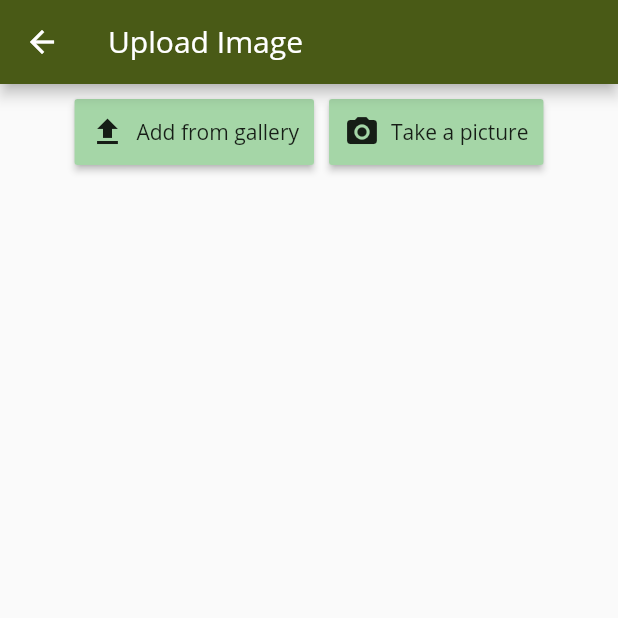
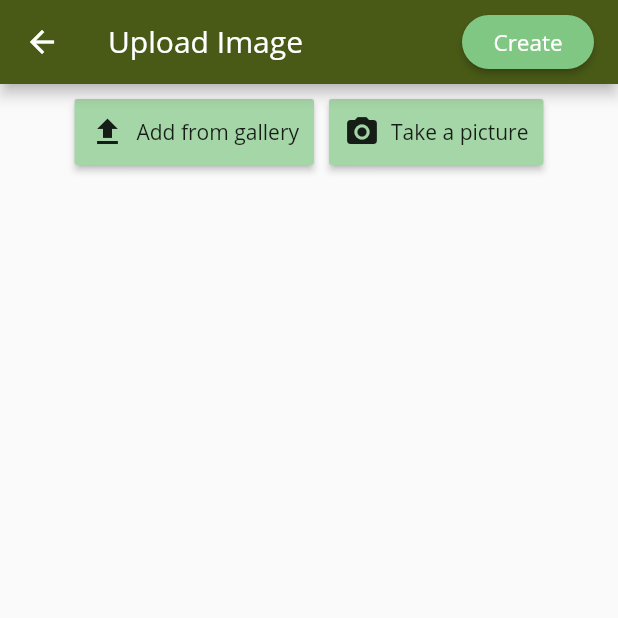
Before and after one commit to eshan-b/ecoville, a Flutter app: the UploadImage screen opened directly, on a phone screen of 412 x 824 dp, the top half of it. Run offline on Flutter 3.47's test engine with Material 2 defaults, Android fonts, the phone set to English and light mode, and no system bars; our stand-ins replace cloud_firestore, firebase_auth, firebase_storage, flutter_spinkit, google_sign_in, image_picker; missing offline and left inert: expand_widget, flutter_rounded_date_picker, place_picker; accounts and stored records are empty.

Commit message:
Changed backend to firebase, working on upload screens and CRUD

```diff
--- a/lib/Upload.dart
+++ b/lib/Upload.dart
@@ -1,14 +1,91 @@
+import 'package:ecoville/Upload3.dart';
+import 'package:ecoville/Upload4.dart';
+import 'package:ecoville/service/event_model.dart';
+import 'package:firebase_storage/firebase_storage.dart';
 import 'package:image_picker/image_picker.dart';
+import 'package:path/path.dart';
+import 'package:flutter/material.dart';
+
 import 'dart:io';
-import 'package:flutter/material.dart';
+
 import 'Upload2.dart';
+
 
 class UploadImage extends StatefulWidget {
   @override
   _UploadImageState createState() => _UploadImageState();
 }
 
-class _UploadImageState extends State<UploadImage> {
+class _UploadImageState extends State<UploadImage> with SingleTickerProviderStateMixin {
+  /******* Event Object *******/ //Used throughout 4 screens
+  var eventModelObject = EventModel();
+
+  TabController _tabController;
+
+  @override
+  void initState() {
+    super.initState();
+    _tabController = new TabController(vsync: this, length: 4);
+    _tabController.addListener(_onTabChange);
+  }
+
+  void _onTabChange() {
+    print("Tab Index: ${_tabController.index}");
+  }
+
+  @override
+  Widget build(BuildContext context) {
+    return DefaultTabController(
+      initialIndex: 1,
+      length: 4,
+      child: Scaffold(
+        appBar: AppBar(
+          title: Row(
+            mainAxisAlignment: MainAxisAlignment.spaceBetween,
+            children: <Widget> [
+              Text("Upload Image"),
+              RaisedButton(
+                onPressed: () {
+                  //uploadPic(context);
+                },
+                splashColor: Colors.green[600],
+                color: Colors.green[300],
+                shape: RoundedRectangleBorder(borderRadius: BorderRadius.circular(40)),
+                highlightElevation: 1,
+
+                child: Padding(
+                  padding: const EdgeInsets.all(4),
+                  child: Text(
+                    'Create',
+                    style: TextStyle(
+                      fontSize: 15,
+                      color: Colors.white
+                    ),
+                  ),
+                ),
+              ),
+            ]
+          ),
+        ),
+
+        body: UploadImageFile(eventModelObject)
+      ),
+    );
+  }
+}
+
+//UploadImageFile
+class UploadImageFile extends StatefulWidget {
+  @override
+  _UploadImageFileState createState() => _UploadImageFileState();
+
+  var _eventModelObject;
+
+  /*** Constructor GANG ***/ //for passing my object down here
+  UploadImageFile(this._eventModelObject);
+}
+
+class _UploadImageFileState extends State<UploadImageFile> {
   File _image;
 
   Future getImage(bool isCamera) async {
@@ -23,18 +100,13 @@ class _UploadImageState extends State<UploadImage> {
     setState(() {
       _image = image;
     });
+
+    widget._eventModelObject.photo = _image;
   }
-
 
   @override
   Widget build(BuildContext context) {
-    return Container(
-      child: Scaffold(
-        appBar: AppBar(
-          title: Text("Upload Image"),
-        ),
-
-        body: Column(
+    return Column(
       children: <Widget>[
         Padding(
           padding: const EdgeInsets.all(8.0),
@@ -100,13 +172,13 @@ class _UploadImageState extends State<UploadImage> {
 
         SizedBox(height: 20),
 
-            _image == null ? Container() :
+        _image == null ? Container() : //
         Expanded(
           child: RaisedButton(
             onPressed: () => {
               Navigator.push(
                 context,
-                    MaterialPageRoute(builder: (context) => aboutProject())
+                MaterialPageRoute(builder: (context) => aboutProject(widget._eventModelObject))
               )
             },
             color: Colors.green[200],
@@ -121,8 +193,6 @@ class _UploadImageState extends State<UploadImage> {
         ),
 
       ],
-        )
-      ),
     );
   }
 }
--- /dev/null
+++ b/lib/service/event_model.dart
@@ -0,0 +1,30 @@
+class EventModel {
+  var event_id;
+  int team_size;
+  var user_id;
+  var lead_user;
+  var event_date;
+  var event_name;
+  var location;
+  var posted_date;
+  int likes = 0;
+  int dislikes = 0;
+  int comments_amt = 0;
+  var photo;
+
+  //blankConstructor cause we don't want the sauce
+
+  Map<String, dynamic> toJson() => {
+    "event_id": this.event_id,
+    "team_size": this.team_size.toString(),
+    "lead_user": this.user_id,
+    "event_date": this.event_date,
+    "event_name": this.event_name,
+    "location": this.location,
+    "posted_date": this. posted_date,
+    "likes": this.likes.toString(),
+    "dislikes": this.dislikes.toString(),
+    "comments_amt": this.comments_amt.toString(),
+    "photo": this.photo
+  };
+}
--- a/pubspec.yaml
+++ b/pubspec.yaml
@@ -24,6 +24,7 @@ dependencies:
   firebase_auth:
   cloud_firestore:
   firebase_analytics:
+  firebase_storage:
 
   flutter_rounded_date_picker: 0.3.0
 
```
Also changed, not shown: lib/Upload2.dart (+28 -2 lines), lib/Upload3.dart (+15 -4 lines), lib/Upload4.dart (+33 -6 lines), pubspec.lock. Lines whose indentation alone changed are shown as unchanged.
